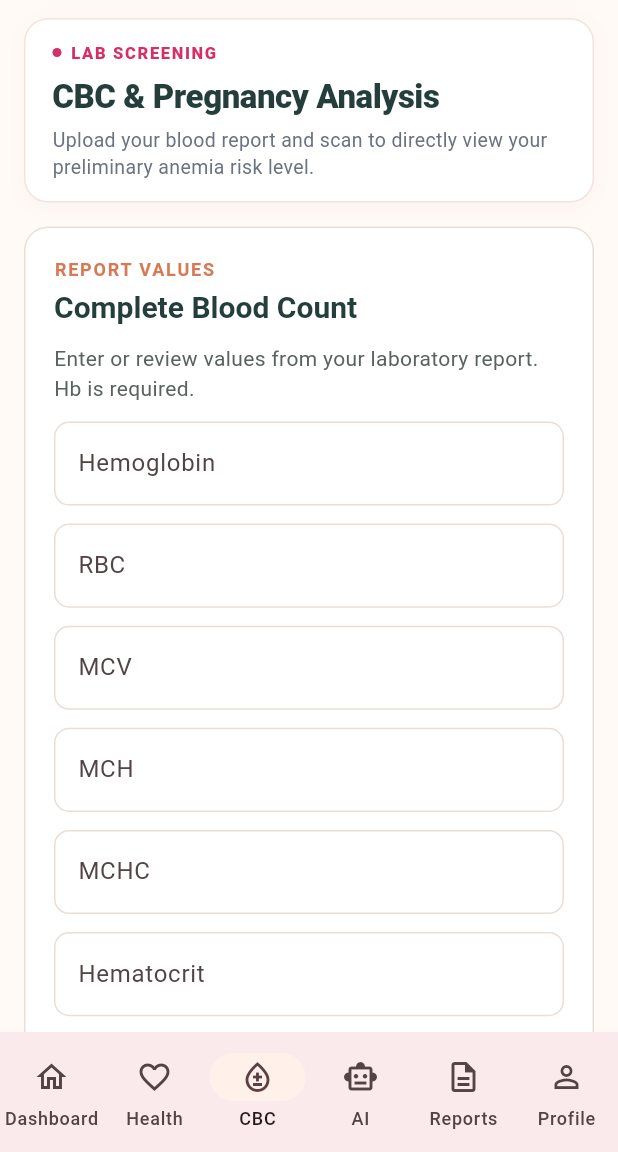
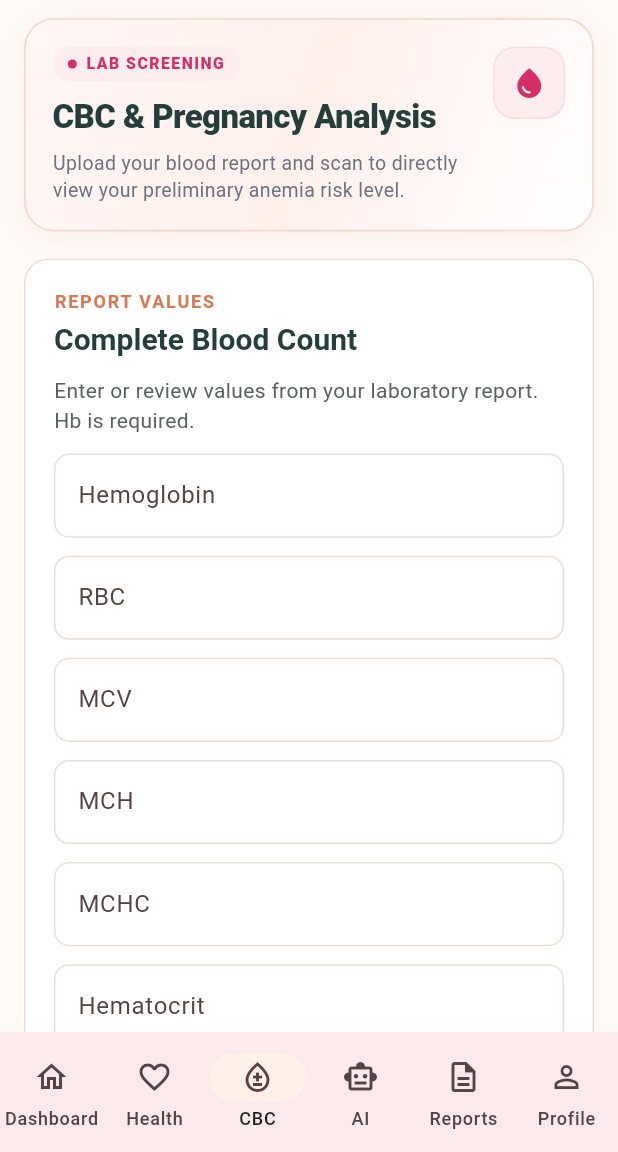
Before and after one commit to saraswathi9591reddy/momucoo-app, a Flutter app: the screen it shows after launch, item 3 of the bottom bar chosen, on a phone screen of 412 x 824 dp, the part 84-1236 px from its top. Run offline on Flutter 3.47's test engine with Material 3 defaults, Android fonts, the phone set to English and light mode, and no system bars; our stand-ins replace go_router, image_picker, shared_preferences; missing offline and left inert: google_mlkit_text_recognition; Roboto replaces fonts that are missing (Arial).

Commit message:
style: premium gradient hero cards with pill badges and dedicated icon badges for all screens

```diff
--- a/lib/widgets/page_layout.dart
+++ b/lib/widgets/page_layout.dart
@@ -23,9 +23,28 @@ class PageLayout extends StatelessWidget {
     (Icons.person_outline, 'Profile', Routes.profile),
   ];
 
+  IconData _getPageIcon(String t) {
+    final s = t.toLowerCase();
+    if (s.contains('dashboard')) return Icons.grid_view_rounded;
+    if (s.contains('profile')) return Icons.badge_outlined;
+    if (s.contains('symptom') || s.contains('health')) return Icons.favorite_rounded;
+    if (s.contains('cbc')) return Icons.water_drop_rounded;
+    if (s.contains('result') || s.contains('ai') || s.contains('screen')) return Icons.auto_awesome_rounded;
+    if (s.contains('report') || s.contains('histor')) return Icons.assessment_rounded;
+    if (s.contains('nutrit') || s.contains('diet') || s.contains('care plan')) return Icons.restaurant_rounded;
+    if (s.contains('remind') || s.contains('alarm')) return Icons.alarm_rounded;
+    if (s.contains('knowledg') || s.contains('hub') || s.contains('guide')) return Icons.menu_book_rounded;
+    if (s.contains('feedback')) return Icons.rate_review_rounded;
+    if (s.contains('emergency') || s.contains('sos')) return Icons.emergency_rounded;
+    return Icons.spa_rounded;
+  }
+
   @override
   Widget build(BuildContext context) {
     final idx = mainMenu.indexWhere((m) => m.$3 == activePath);
+    final pageIcon = _getPageIcon(title);
+    final isEmergency = title.toLowerCase().contains('emergency');
+
     return Scaffold(
       appBar: MomucooAppBar(title: title),
       drawer: const MomucooDrawer(),
@@ -33,70 +52,124 @@ class PageLayout extends StatelessWidget {
         child: ListView(
           padding: const EdgeInsets.symmetric(horizontal: 16, vertical: 12),
           children: [
-            // Modern Header Section
+            // Premium Gradient Hero Header Card
             Container(
-              margin: const EdgeInsets.only(bottom: 16),
-              padding: const EdgeInsets.symmetric(horizontal: 18, vertical: 14),
+              margin: const EdgeInsets.only(bottom: 18),
+              padding: const EdgeInsets.all(18),
               decoration: BoxDecoration(
-                color: Colors.white,
-                borderRadius: BorderRadius.circular(16),
-                border: Border.all(color: const Color(0xFFF1E4DF)),
+                gradient: LinearGradient(
+                  begin: Alignment.topLeft,
+                  end: Alignment.bottomRight,
+                  colors: isEmergency
+                      ? [const Color(0xFFC0392B), const Color(0xFF962D22)]
+                      : [
+                          const Color(0xFFFFF7F5),
+                          const Color(0xFFFFF0EC),
+                          Colors.white,
+                        ],
+                ),
+                borderRadius: BorderRadius.circular(20),
+                border: Border.all(
+                  color: isEmergency ? const Color(0xFFE74C3C) : const Color(0xFFF6D8D0),
+                  width: 1.2,
+                ),
                 boxShadow: [
                   BoxShadow(
-                    color: AppColors.primary.withOpacity(0.04),
-                    blurRadius: 10,
-                    offset: const Offset(0, 3),
+                    color: isEmergency
+                        ? const Color(0xFFC0392B).withOpacity(0.25)
+                        : const Color(0xFFC0392B).withOpacity(0.06),
+                    blurRadius: 16,
+                    offset: const Offset(0, 4),
                   ),
                 ],
               ),
+              child: Row(
+                crossAxisAlignment: CrossAxisAlignment.start,
+                children: [
+                  Expanded(
                     child: Column(
                       crossAxisAlignment: CrossAxisAlignment.start,
                       children: [
                         if (eyebrow != null) ...[
-                    Row(
+                          Container(
+                            padding: const EdgeInsets.symmetric(horizontal: 10, vertical: 4),
+                            decoration: BoxDecoration(
+                              color: isEmergency
+                                  ? Colors.white.withOpacity(0.2)
+                                  : const Color(0xFFFDEDEC),
+                              borderRadius: BorderRadius.circular(20),
+                            ),
+                            child: Row(
+                              mainAxisSize: MainAxisSize.min,
                               children: [
                                 Container(
                                   width: 6,
                                   height: 6,
-                          decoration: const BoxDecoration(
-                            color: AppColors.primary,
+                                  decoration: BoxDecoration(
+                                    color: isEmergency ? Colors.white : AppColors.primary,
                                     shape: BoxShape.circle,
                                   ),
                                 ),
                                 const SizedBox(width: 6),
                                 Text(
                                   eyebrow!.toUpperCase(),
-                          style: const TextStyle(
-                            fontSize: 11,
-                            letterSpacing: 1.1,
+                                  style: TextStyle(
+                                    fontSize: 10.5,
+                                    letterSpacing: 1.0,
                                     fontWeight: FontWeight.w800,
-                            color: AppColors.primary,
+                                    color: isEmergency ? Colors.white : AppColors.primary,
                                   ),
                                 ),
                               ],
                             ),
-                    const SizedBox(height: 6),
+                          ),
+                          const SizedBox(height: 8),
                         ],
                         Text(
                           title,
-                    style: const TextStyle(
+                          style: TextStyle(
                             fontSize: 22,
                             fontWeight: FontWeight.w800,
-                      color: AppColors.ink,
-                      letterSpacing: -0.3,
+                            color: isEmergency ? Colors.white : AppColors.ink,
+                            letterSpacing: -0.4,
                           ),
                         ),
                         if (description != null) ...[
-                    const SizedBox(height: 4),
+                          const SizedBox(height: 6),
                           Text(
                             description!,
-                      style: const TextStyle(
+                            style: TextStyle(
                               fontSize: 13,
-                        color: Color(0xFF6B7280),
+                              color: isEmergency ? Colors.white70 : const Color(0xFF6B7280),
                               height: 1.4,
                             ),
                           ),
                         ],
+                      ],
+                    ),
+                  ),
+                  const SizedBox(width: 12),
+                  // Decorative Icon Badge
+                  Container(
+                    width: 48,
+                    height: 48,
+                    decoration: BoxDecoration(
+                      color: isEmergency
+                          ? Colors.white.withOpacity(0.2)
+                          : const Color(0xFFFDEDEC),
+                      borderRadius: BorderRadius.circular(14),
+                      border: Border.all(
+                        color: isEmergency
+                            ? Colors.white.withOpacity(0.3)
+                            : const Color(0xFFFADBD8),
+                      ),
+                    ),
+                    child: Icon(
+                      pageIcon,
+                      color: isEmergency ? Colors.white : AppColors.primary,
+                      size: 24,
+                    ),
+                  ),
                 ],
               ),
             ),
```
Also changed, not shown: 1 other file. Lines whose indentation alone changed are shown as unchanged.
